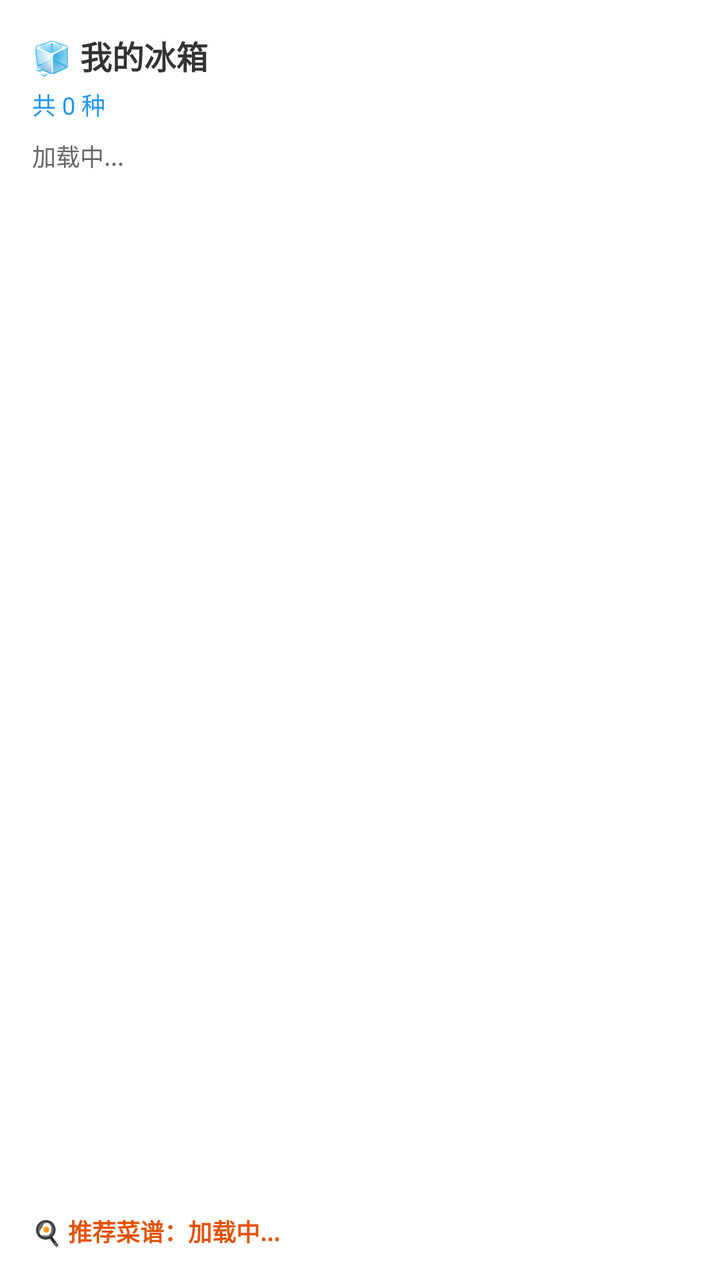
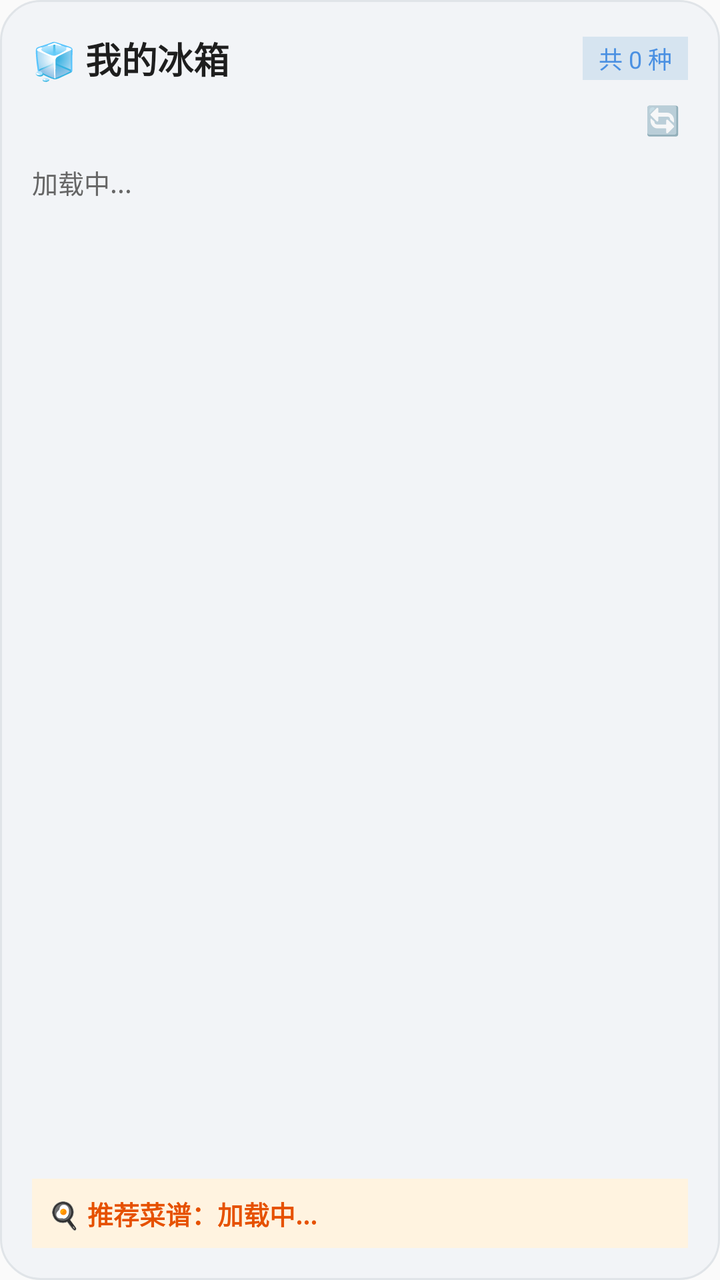

An Android layout rendered at two revisions. The XML below is the earlier revision; the diff shows what the commit changed to produce the second picture.
<!-- AndroidManifest.xml: application theme Theme.SmartFridge -->
<!-- res/layout/widget_new_layout.xml -->
<?xml version="1.0" encoding="utf-8"?>
<LinearLayout xmlns:android="http://schemas.android.com/apk/res/android"
    android:layout_width="match_parent"
    android:layout_height="match_parent"
    android:orientation="vertical"
    android:padding="16dp"
    android:background="#FFFFFF">

    <TextView
        android:id="@+id/widget_title"
        android:layout_width="match_parent"
        android:layout_height="wrap_content"
        android:text="🧊 我的冰箱"
        android:textSize="16sp"
        android:textStyle="bold"
        android:textColor="#333333" />

    <TextView
        android:id="@+id/widget_count"
        android:layout_width="match_parent"
        android:layout_height="wrap_content"
        android:text="共 0 种"
        android:textSize="12sp"
        android:textColor="#2196F3"
        android:layout_marginTop="4dp" />

    <TextView
        android:id="@+id/widget_content"
        android:layout_width="match_parent"
        android:layout_height="0dp"
        android:layout_weight="1"
        android:text="加载中..."
        android:textSize="12sp"
        android:textColor="#666666"
        android:layout_marginTop="8dp" />

    <TextView
        android:id="@+id/widget_recommend"
        android:layout_width="match_parent"
        android:layout_height="wrap_content"
        android:text="🍳 推荐菜谱：加载中..."
        android:textSize="12sp"
        android:textColor="#E65100"
        android:textStyle="bold"
        android:layout_marginTop="8dp" />

</LinearLayout>
<!-- resources referenced by this layout -->
<resources>
  <style name="Theme.SmartFridge" parent="android:Theme.Material.Light.NoActionBar" />
</resources>

<!-- the commit's change to res/layout/widget_new_layout.xml (unified diff, before → after) -->
@@ -3,45 +3,79 @@
     android:layout_width="match_parent"
     android:layout_height="match_parent"
     android:orientation="vertical"
-    android:padding="16dp"
-    android:background="#FFFFFF">
+    android:background="@drawable/widget_bg"
+    android:padding="16dp">
+    
 
-    <TextView
-        android:id="@+id/widget_title"
+    
+    <LinearLayout
         android:layout_width="match_parent"
         android:layout_height="wrap_content"
-        android:text="🧊 我的冰箱"
-        android:textSize="16sp"
-        android:textStyle="bold"
-        android:textColor="#333333" />
+        android:orientation="horizontal"
+        android:gravity="center_vertical">
 
-    <TextView
-        android:id="@+id/widget_count"
+        <TextView
+            android:id="@+id/widget_title"
+            android:layout_width="0dp"
+            android:layout_height="wrap_content"
+            android:layout_weight="1"
+            android:text="🧊 我的冰箱"
+            android:textSize="18sp"
+            android:textStyle="bold"
+            android:textColor="#1E1E1E" />
+
+        <TextView
+            android:id="@+id/widget_count"
+            android:layout_width="wrap_content"
+            android:layout_height="wrap_content"
+            android:text="共 0 种"
+            android:textSize="12sp"
+            android:textColor="#4A90E2"
+            android:background="#D6E4F0"
+            android:paddingHorizontal="8dp"
+            android:paddingVertical="2dp" />
+    </LinearLayout>
+
+    
+    <LinearLayout
         android:layout_width="match_parent"
         android:layout_height="wrap_content"
-        android:text="共 0 种"
-        android:textSize="12sp"
-        android:textColor="#2196F3"
-        android:layout_marginTop="4dp" />
+        android:orientation="horizontal"
+        android:gravity="end"
+        android:layout_marginTop="4dp">
 
+        <TextView
+            android:id="@+id/widget_refresh"
+            android:layout_width="wrap_content"
+            android:layout_height="wrap_content"
+            android:text="🔄"
+            android:textSize="14sp"
+            android:padding="4dp" />
+    </LinearLayout>
+
+    
     <TextView
         android:id="@+id/widget_content"
         android:layout_width="match_parent"
         android:layout_height="0dp"
         android:layout_weight="1"
         android:text="加载中..."
-        android:textSize="12sp"
+        android:textSize="13sp"
         android:textColor="#666666"
+        android:lineSpacingExtra="6dp"
         android:layout_marginTop="8dp" />
 
+    
     <TextView
         android:id="@+id/widget_recommend"
         android:layout_width="match_parent"
         android:layout_height="wrap_content"
         android:text="🍳 推荐菜谱：加载中..."
-        android:textSize="12sp"
+        android:textSize="13sp"
         android:textColor="#E65100"
         android:textStyle="bold"
+        android:background="#FFF3E0"
+        android:padding="8dp"
         android:layout_marginTop="8dp" />
 
 </LinearLayout>
<!-- resource entries referenced after the edit -->
@@ -1,5 +1,15 @@
 <!-- resources referenced by this layout -->
 <resources>
+  <!-- drawable widget_bg (drawable) -->
+  <?xml version="1.0" encoding="utf-8"?>
+  <shape xmlns:android="http://schemas.android.com/apk/res/android">
+      
+      <solid android:color="#F2F4F7" />
+      
+      <corners android:radius="20dp" />
+      
+      <stroke android:width="1dp" android:color="#E0E4E8" />
+  </shape>
   <style name="Theme.SmartFridge" parent="android:Theme.Material.Light.NoActionBar" />
 </resources>
 
